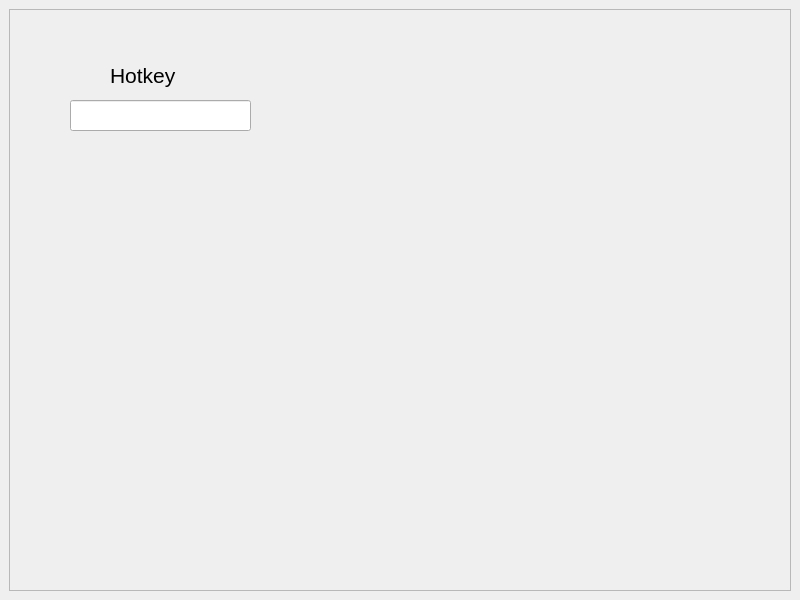
Old version of the form auto_generated_UI/settings_try.ui in the repository StormInside/DropDownMenu.
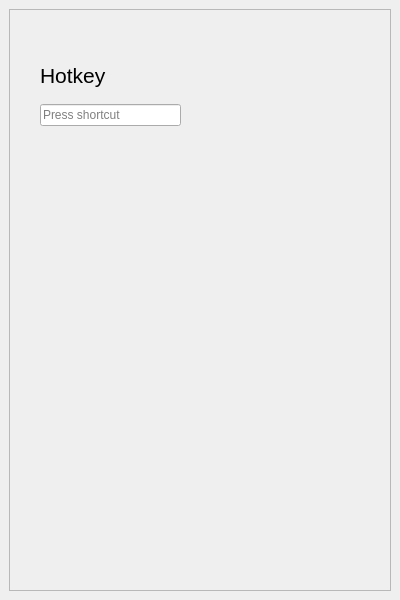
New version of the form.

```diff
--- a/auto_generated_UI/settings_try.ui
+++ b/auto_generated_UI/settings_try.ui
@@ -6,7 +6,7 @@
    <rect>
     <x>0</x>
     <y>0</y>
-    <width>800</width>
+    <width>400</width>
     <height>600</height>
    </rect>
   </property>
@@ -25,24 +25,14 @@
         <rect>
          <x>0</x>
          <y>0</y>
-         <width>780</width>
-         <height>580</height>
+         <width>386</width>
+         <height>586</height>
         </rect>
        </property>
-       <widget class="QLineEdit" name="hotkey_input">
-        <property name="geometry">
-         <rect>
-          <x>60</x>
-          <y>90</y>
-          <width>181</width>
-          <height>31</height>
-         </rect>
-        </property>
-       </widget>
        <widget class="QLabel" name="hotkey_label">
         <property name="geometry">
          <rect>
-          <x>100</x>
+          <x>30</x>
           <y>50</y>
           <width>81</width>
           <height>31</height>
@@ -57,6 +47,16 @@
          <string>Hotkey</string>
         </property>
        </widget>
+       <widget class="QKeySequenceEdit" name="hotkey_input">
+        <property name="geometry">
+         <rect>
+          <x>30</x>
+          <y>90</y>
+          <width>141</width>
+          <height>31</height>
+         </rect>
+        </property>
+       </widget>
       </widget>
      </widget>
     </item>
```
Left out of the diff: 2 changed lines with no effect on the pictures.
